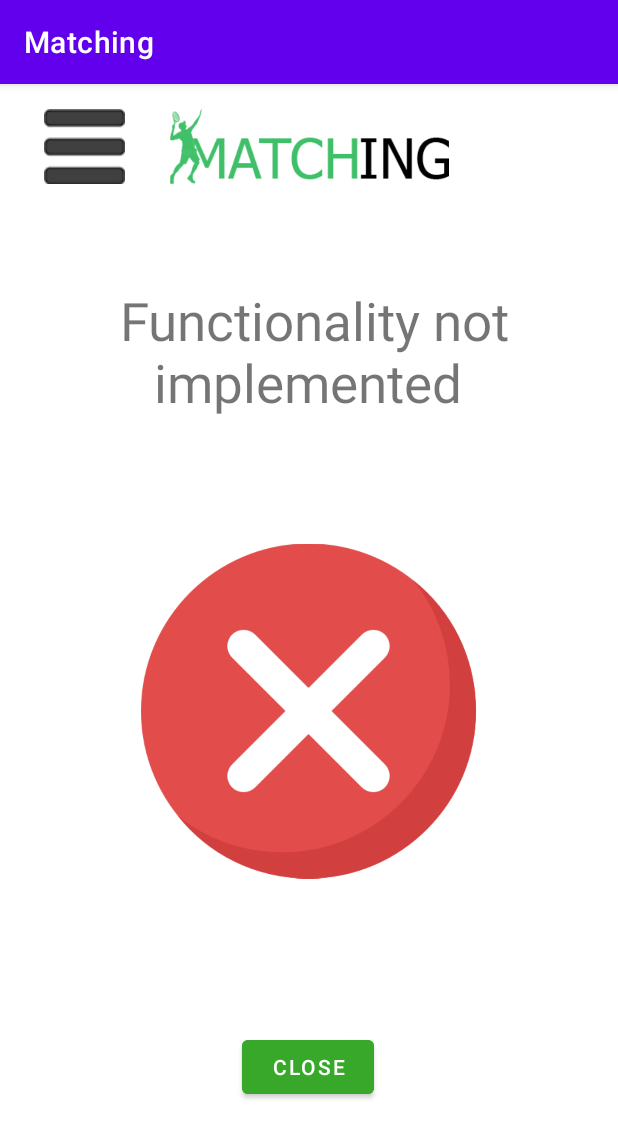
After one commit to rnribeiro/Matching, an Android app: the FunctionalityNotImplemented screen opened directly, with no data from a screen before it, on a phone screen of 412 x 824 dp. The commit adds this screen. Shown: the top 1138 px of the screen. Run offline under Robolectric (Android 15) with nearby library versions, the phone set to English and light mode, and no system bars.

Commit message:
Added following activities: - Functionality not implemented - Successful - Pay using

```diff
--- /dev/null
+++ b/app/src/main/java/com/example/matching/FunctionalityNotImplemented.java
@@ -0,0 +1,13 @@
+package com.example.matching;
+
+import androidx.appcompat.app.AppCompatActivity;
+import android.os.Bundle;
+
+public class FunctionalityNotImplemented extends AppCompatActivity {
+
+    @Override
+    protected void onCreate(Bundle savedInstanceState) {
+        super.onCreate(savedInstanceState);
+        setContentView(R.layout.activity_functionality_not_implemented);
+    }
+}
--- /dev/null
+++ b/app/src/main/res/drawable/ic_icons8_paypal.xml
@@ -0,0 +1,6 @@
+<vector android:height="120dp" android:viewportHeight="48"
+    android:viewportWidth="48" android:width="120dp" xmlns:android="http://schemas.android.com/apk/res/android">
+    <path android:fillColor="#1565C0" android:pathData="M18.7,13.767l0.005,0.002C18.809,13.326 19.187,13 19.66,13h13.472c0.017,0 0.034,-0.007 0.051,-0.006C32.896,8.215 28.887,6 25.35,6H11.878c-0.474,0 -0.852,0.335 -0.955,0.777l-0.005,-0.002L5.029,33.813l0.013,0.001c-0.014,0.064 -0.039,0.125 -0.039,0.194c0,0.553 0.447,0.991 1,0.991h8.071L18.7,13.767z"/>
+    <path android:fillColor="#039BE5" android:pathData="M33.183,12.994c0.053,0.876 -0.005,1.829 -0.229,2.882c-1.281,5.995 -5.912,9.115 -11.635,9.115c0,0 -3.47,0 -4.313,0c-0.521,0 -0.767,0.306 -0.88,0.54l-1.74,8.049l-0.305,1.429h-0.006l-1.263,5.796l0.013,0.001c-0.014,0.064 -0.039,0.125 -0.039,0.194c0,0.553 0.447,1 1,1h7.333l0.013,-0.01c0.472,-0.007 0.847,-0.344 0.945,-0.788l0.018,-0.015l1.812,-8.416c0,0 0.126,-0.803 0.97,-0.803s4.178,0 4.178,0c5.723,0 10.401,-3.106 11.683,-9.102C42.18,16.106 37.358,13.019 33.183,12.994z"/>
+    <path android:fillColor="#283593" android:pathData="M19.66,13c-0.474,0 -0.852,0.326 -0.955,0.769L18.7,13.767l-2.575,11.765c0.113,-0.234 0.359,-0.54 0.88,-0.54c0.844,0 4.235,0 4.235,0c5.723,0 10.432,-3.12 11.713,-9.115c0.225,-1.053 0.282,-2.006 0.229,-2.882C33.166,12.993 33.148,13 33.132,13H19.66z"/>
+</vector>
--- /dev/null
+++ b/app/src/main/res/layout/activity_functionality_not_implemented.xml
@@ -0,0 +1,77 @@
+<?xml version="1.0" encoding="utf-8"?>
+<androidx.constraintlayout.widget.ConstraintLayout
+        xmlns:android="http://schemas.android.com/apk/res/android"
+        xmlns:tools="http://schemas.android.com/tools"
+        xmlns:app="http://schemas.android.com/apk/res-auto"
+        android:layout_width="match_parent"
+        android:layout_height="match_parent"
+        tools:context=".FunctionalityNotImplemented">
+
+    <ImageView
+            android:src="@drawable/logo"
+            android:layout_width="215dp"
+            android:layout_height="50dp"
+            android:id="@+id/logo_img_view2"
+            android:layout_gravity="center"
+            app:layout_constraintBottom_toBottomOf="parent"
+            app:layout_constraintTop_toTopOf="parent"
+            app:layout_constraintVertical_bias="0.023"
+            app:layout_constraintEnd_toEndOf="parent"
+            app:layout_constraintStart_toStartOf="parent"/>
+
+    <ImageButton
+            android:src="@drawable/menu_icon"
+            android:layout_width="55dp"
+            android:layout_height="50dp"
+            android:id="@+id/menu_icon_btn2"
+            android:background="#00FFFFFF"
+            tools:ignore="SpeakableTextPresentCheck"
+            app:layout_constraintStart_toStartOf="parent"
+            app:layout_constraintEnd_toEndOf="parent"
+            app:layout_constraintBottom_toBottomOf="parent"
+            app:layout_constraintTop_toTopOf="parent"
+            app:layout_constraintHorizontal_bias="0.081"
+            app:layout_constraintVertical_bias="0.023"/>
+
+    <ImageView
+            android:layout_width="223dp"
+            android:layout_height="232dp"
+            app:srcCompat="@drawable/cancel"
+            android:id="@+id/imageView2"
+            app:layout_constraintStart_toStartOf="parent"
+            android:layout_marginStart="94dp"
+            android:layout_marginEnd="94dp"
+            app:layout_constraintEnd_toEndOf="parent"
+            app:layout_constraintBottom_toBottomOf="parent"
+            app:layout_constraintTop_toTopOf="parent"
+            app:layout_constraintHorizontal_bias="0.0"
+            app:layout_constraintVertical_bias="0.563"/>
+
+    <TextView
+            android:text=" Functionality not implemented"
+            android:layout_width="348dp"
+            android:layout_height="148dp"
+            android:id="@+id/textView3"
+            android:textSize="35sp"
+            android:gravity="center_horizontal|center_vertical"
+            app:layout_constraintBottom_toBottomOf="parent"
+            app:layout_constraintTop_toTopOf="parent"
+            app:layout_constraintEnd_toEndOf="parent"
+            app:layout_constraintStart_toStartOf="parent"
+            app:layout_constraintHorizontal_bias="0.492"
+            app:layout_constraintVertical_bias="0.169"/>
+
+    <Button
+            android:text="Close"
+            android:layout_width="wrap_content"
+            android:layout_height="wrap_content"
+            android:id="@+id/button5"
+            app:layout_constraintTop_toTopOf="parent"
+            app:layout_constraintBottom_toBottomOf="parent"
+            app:layout_constraintEnd_toEndOf="parent"
+            app:layout_constraintStart_toStartOf="parent"
+            app:layout_constraintHorizontal_bias="0.498"
+            app:layout_constraintVertical_bias="0.877"
+            android:backgroundTint="#37A82A"/>
+
+</androidx.constraintlayout.widget.ConstraintLayout>
--- a/app/src/main/res/layout/activity_match.xml
+++ b/app/src/main/res/layout/activity_match.xml
@@ -75,7 +75,8 @@
 
             <ListView
                     android:layout_width="match_parent"
-                    android:layout_height="537dp" android:id="@+id/fieldsListView">
+                    android:layout_height="537dp"
+                    android:id="@+id/fieldsListView">
             </ListView>
             <androidx.cardview.widget.CardView
                     android:layout_width="wrap_content"
```
Also changed, not shown: app/src/main/AndroidManifest.xml (+9 -0 lines), app/src/main/java/com/example/matching/PayUsing.java (added, +13 -0 lines), app/src/main/java/com/example/matching/Successful.java (added, +13 -0 lines), app/src/main/res/layout/activity_pay_using.xml (added, +57 -0 lines), app/src/main/res/layout/activity_successful.xml (added, +74 -0 lines), app/src/main/res/drawable/cancel.png (added), app/src/main/res/drawable/checked.png (added), app/src/main/res/drawable/paypal.png (added).
